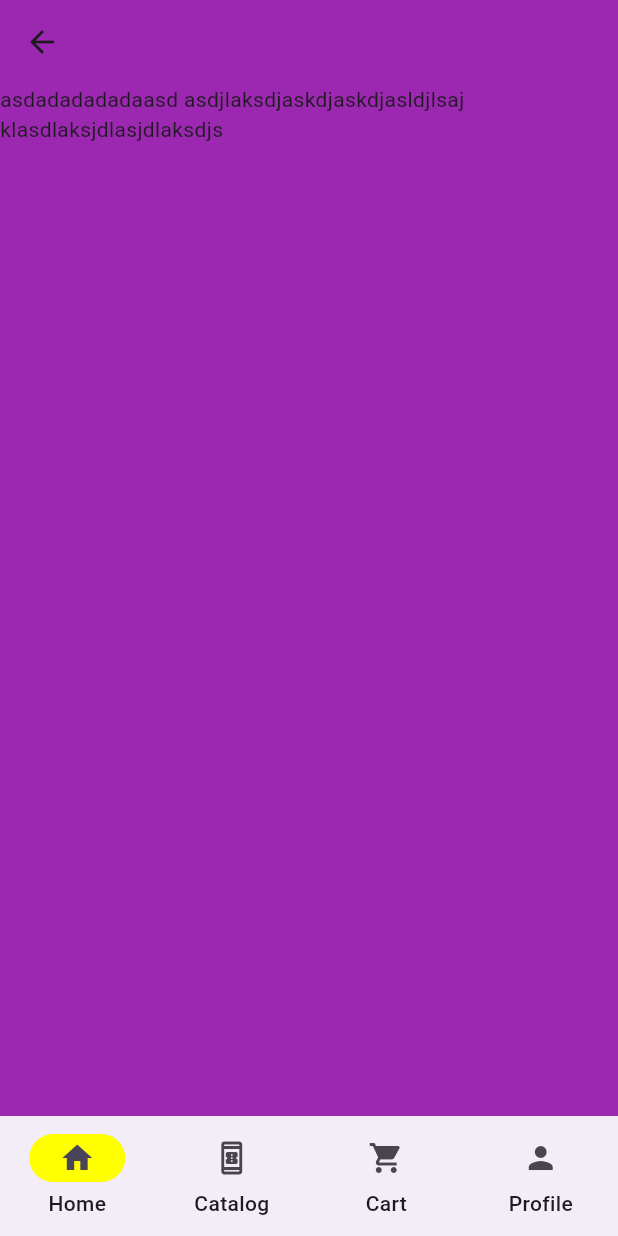
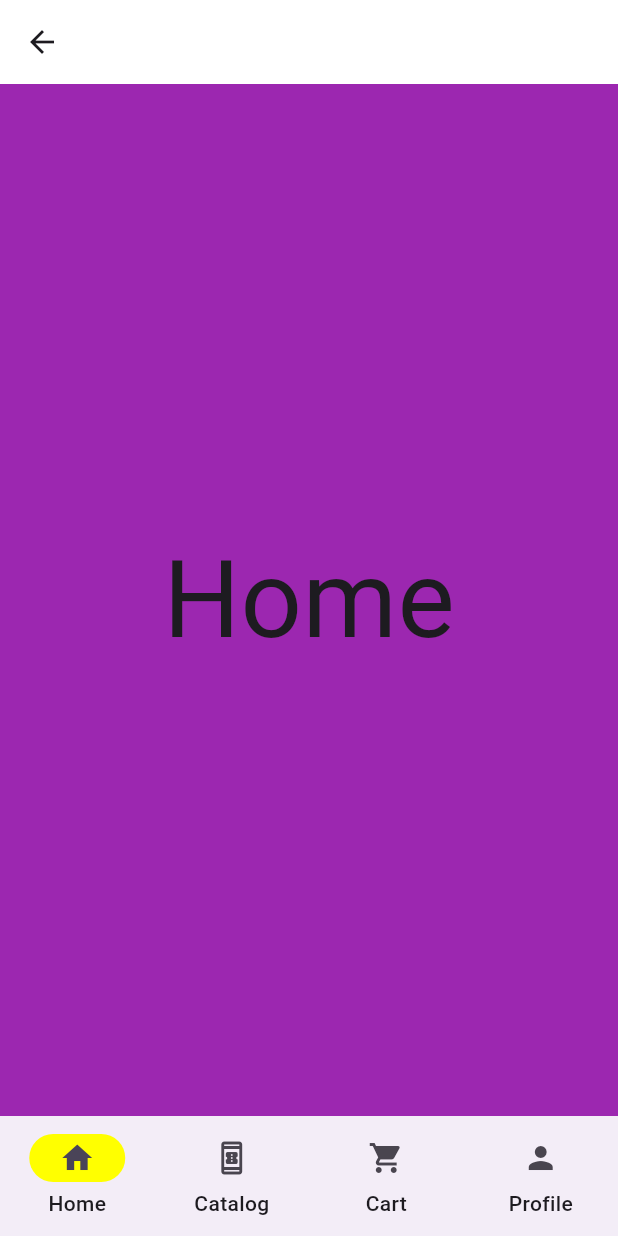
Before and after one commit to FrancisLydz1321/prelim-mobileSP2b, a Flutter app: the HomeScreen screen opened directly, on a phone screen of 412 x 824 dp. Run offline on Flutter 3.47's test engine with Material 3 defaults, Android fonts, the phone set to English and light mode, and no system bars.

Commit message:
6th commit askldlaskdjaslkdjakdasljd

```diff
--- a/lib/HomeScreen.dart
+++ b/lib/HomeScreen.dart
@@ -1,7 +1,6 @@
-import 'dart:ffi';
-
 import 'package:flutter/material.dart';
 import 'package:prelim/onBoardScreen.dart';
+import 'package:prelim/pages/catalog.dart';
 
 class HomeScreen extends StatefulWidget {
   const HomeScreen({super.key});
@@ -11,14 +10,21 @@ class HomeScreen extends StatefulWidget {
 }
 
 class _HomeScreenState extends State<HomeScreen> {
+  int index = 0;
+
+  final screens = [
+    const Center(child: Text('Home', style: TextStyle(fontSize: 72))),
+    catalog(),
+    const Center(child: Text('Cart', style: TextStyle(fontSize: 72))),
+    const Center(child: Text('Profile', style: TextStyle(fontSize: 72))),
+  ];
+
   @override
   Widget build(BuildContext context) {
     return Scaffold(
       backgroundColor: Colors.purple,
-      body: Text(
-          'asdadadadadaasd asdjlaksdjaskdjaskdjasldjlsaj klasdlaksjdlasjdlaksdjs'),
       appBar: AppBar(
-        backgroundColor: Colors.purple,
+        backgroundColor: Colors.white,
         leading: BackButton(
             onPressed: () => Navigator.of(context).pushReplacement(
                   // this reverts back to the onBoardScreen
@@ -27,6 +33,7 @@ class _HomeScreenState extends State<HomeScreen> {
                   ),
                 )),
       ),
+      body: screens[index],
       bottomNavigationBar: NavigationBarTheme(
         data: NavigationBarThemeData(
           indicatorColor: Colors.yellowAccent,
@@ -37,13 +44,20 @@ class _HomeScreenState extends State<HomeScreen> {
             ),
           ),
         ),
-        child: NavigationBar(height: 80, destinations: const [
-          NavigationDestination(icon: Icon(Icons.home), label: 'Home'),
-          NavigationDestination(
-              icon: Icon(Icons.book_online_outlined), label: 'Catalog'),
-          NavigationDestination(icon: Icon(Icons.shopping_cart), label: 'Cart'),
-          NavigationDestination(icon: Icon(Icons.person), label: 'Profile'),
-        ]),
+        child: NavigationBar(
+            height: 80,
+            selectedIndex: index,
+            onDestinationSelected: (index) => setState(() {
+                  this.index = index;
+                }),
+            destinations: const [
+              NavigationDestination(icon: Icon(Icons.home), label: 'Home'),
+              NavigationDestination(
+                  icon: Icon(Icons.book_online_outlined), label: 'Catalog'),
+              NavigationDestination(
+                  icon: Icon(Icons.shopping_cart), label: 'Cart'),
+              NavigationDestination(icon: Icon(Icons.person), label: 'Profile'),
+            ]),
       ),
     );
   }
```
Also changed, not shown: lib/pages/catalog.dart (added, +65 -0 lines).
